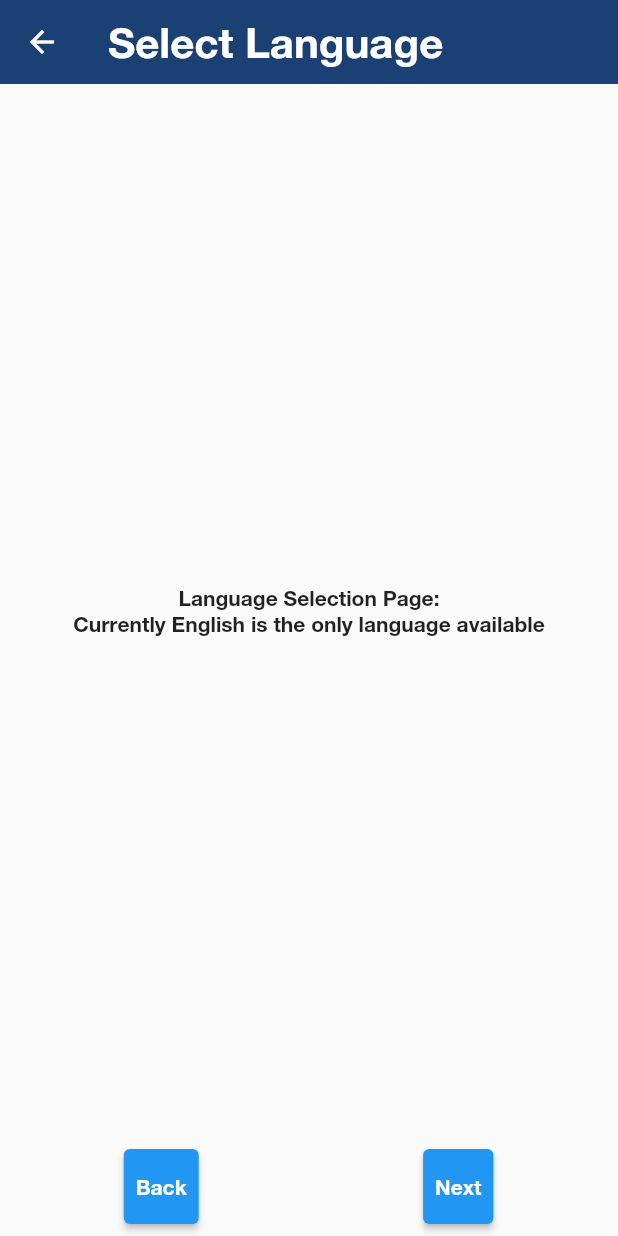
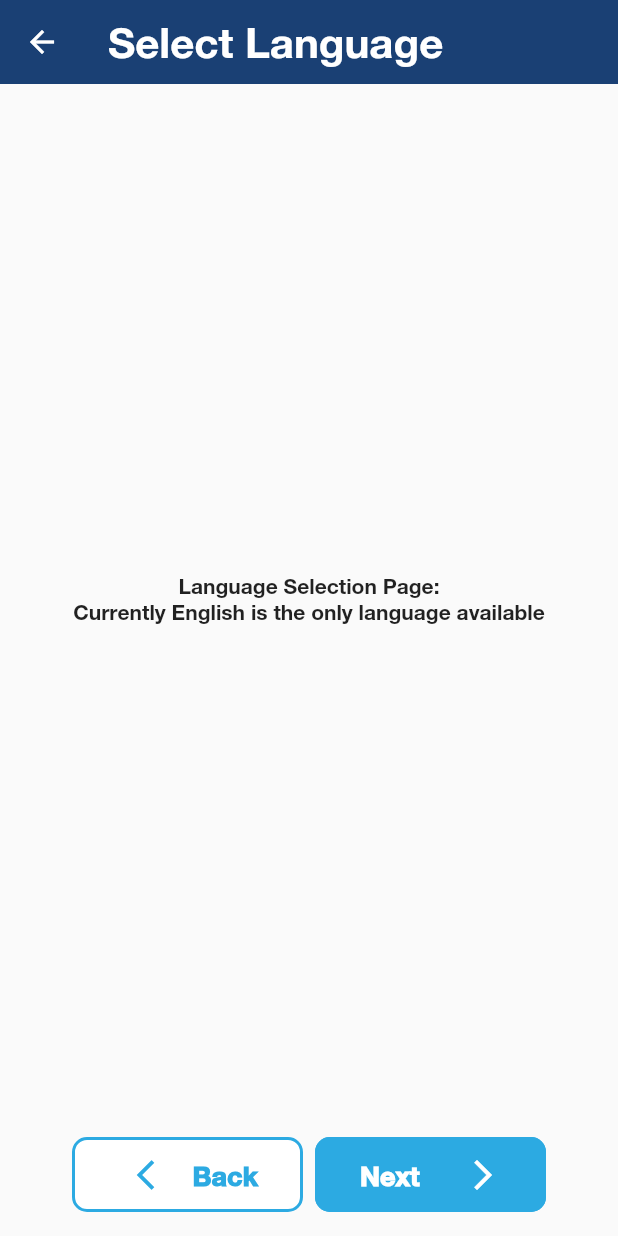
Before and after one commit to slavefreetrade/libertas_people, a Flutter app: the LanguageSelectionPage screen opened directly with empty values, on a phone screen of 412 x 824 dp. Run offline on Flutter 3.47's test engine with Material 2 defaults, Android fonts, the phone set to English and light mode, and no system bars; our stand-ins replace device_info, flutter_bloc, flutter_secure_storage, percent_indicator; accounts and stored records are empty; generated files the repository leaves out were written again.

Commit message:
fix: language selection page

```diff
--- a/lib/features/survey/lauguage_selection_page.dart
+++ b/lib/features/survey/lauguage_selection_page.dart
@@ -1,6 +1,7 @@
 import 'package:flutter/material.dart';
 import 'package:libertaspeople/features/survey/survey_information_page.dart';
 import 'package:libertaspeople/generated/l10n.dart';
+import 'package:libertaspeople/shared_ui_elements/shared_ui_elements.dart';
 
 class LanguageSelectionPage extends StatefulWidget {
   final String surveyId;
@@ -22,36 +23,43 @@ class _LanguageSelectionPageState extends State<LanguageSelectionPage> {
         children: [
           Expanded(
             child: Center(
-
               child: Padding(
                 padding: const EdgeInsets.all(8.0),
-                child: Text(S.of(context).languageSelectionPageCurrentlyEnglishIsTheOnlyLanguageAvailable, textAlign: TextAlign.center,),
+                child: Text(
+                  S
+                      .of(context)
+                      .languageSelectionPageCurrentlyEnglishIsTheOnlyLanguageAvailable,
+                  textAlign: TextAlign.center,
+                ),
               ),
             ),
           ),
           Padding(
-            padding: const EdgeInsets.all(8.0),
+            padding: const EdgeInsets.fromLTRB(48, 16, 48, 16),
             child: Row(
-              mainAxisAlignment: MainAxisAlignment.spaceAround,
               children: [
-                RaisedButton(
+                Expanded(
+                  child: ButtonBorderedWithBackArrow(
                     onPressed: () {
                       Navigator.pop(context);
                     },
-                  child: Padding(
-                    padding: const EdgeInsets.all(8.0),
-                    child: Text(S.of(context).back),
+                    previousButtonLabel: S.of(context).back,
                   ),
                 ),
-                RaisedButton(
+                const SizedBox(
+                  width: 8,
+                ),
+                Expanded(
+                  child: ButtonFullColorWithNextArrow(
                     onPressed: () {
-                    Navigator.of(context).push(MaterialPageRoute(
+                      Navigator.of(context).push(
+                        MaterialPageRoute(
                           builder: (context) =>
-                            SurveyInformationPage(widget.surveyId)));
+                              SurveyInformationPage(widget.surveyId),
+                        ),
+                      );
                     },
-                  child: Padding(
-                    padding: const EdgeInsets.all(8.0),
-                    child: Text(S.of(context).next),
+                    isFinalQuestion: false,
                   ),
                 ),
               ],
```
Also changed, not shown: 6 other files. Lines whose indentation alone changed are shown as unchanged.
